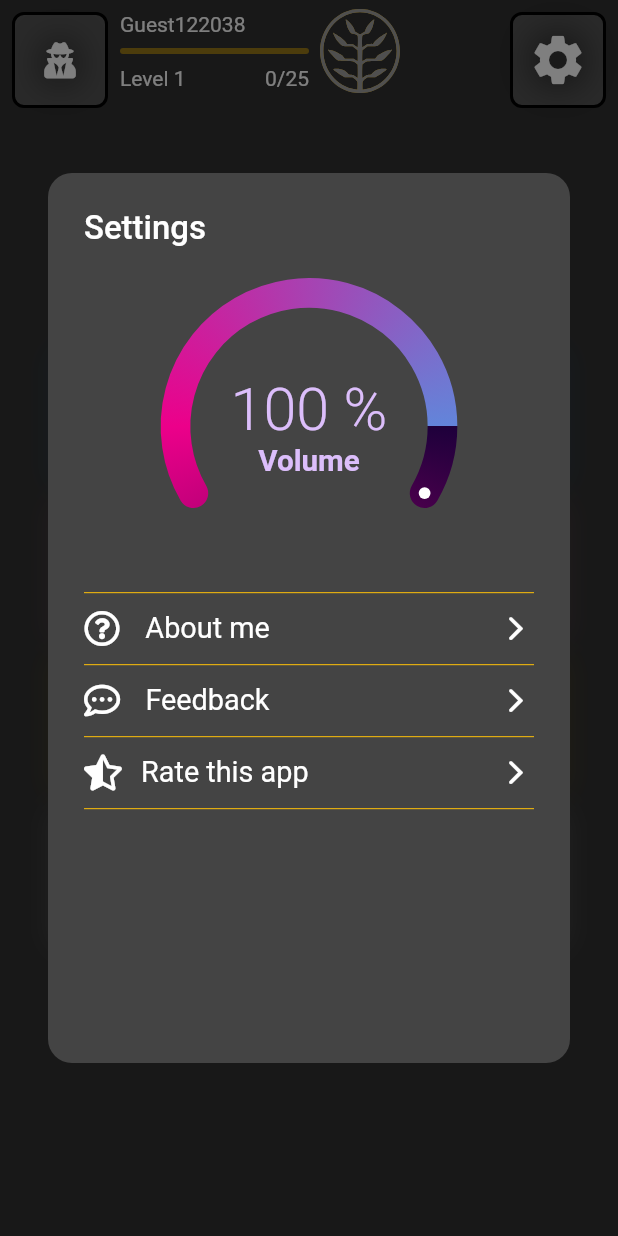
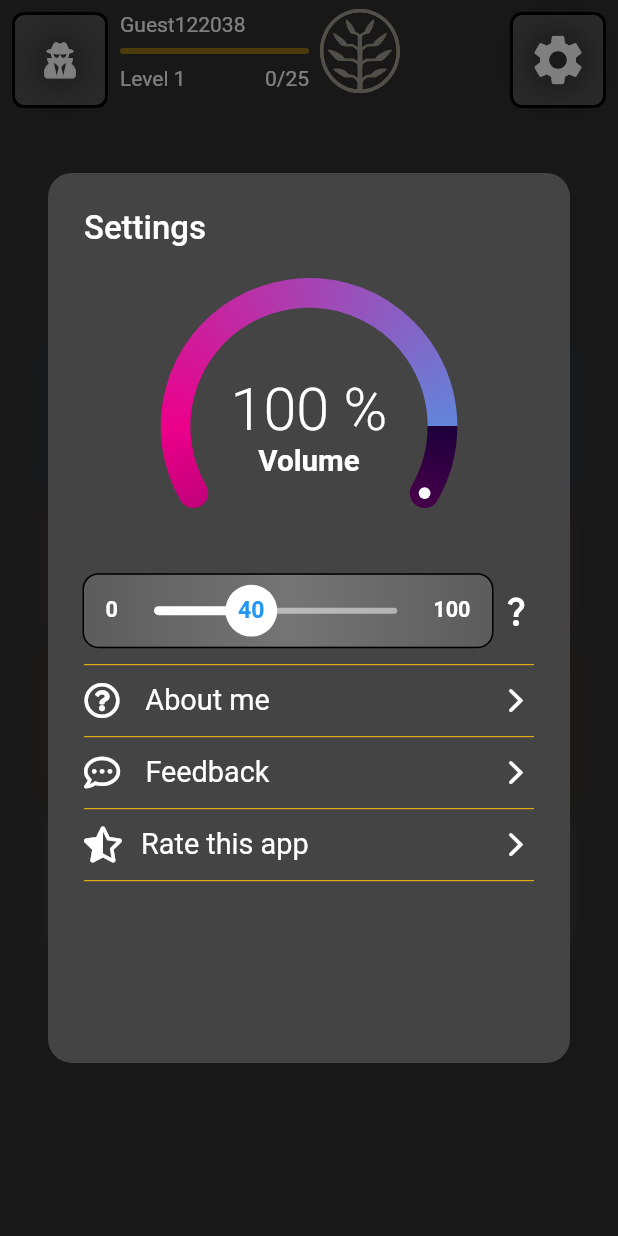
Before and after one commit to tolgasozbir/Invoker_Challenge, a Flutter app: the screen it shows after launch, after a tap on the "settings" icon, on a phone screen of 412 x 824 dp. Run offline on Flutter 3.47's test engine with Material 2 defaults, Android fonts, the phone set to English and light mode, and no system bars; drawn by our look-alikes of sleek_circular_slider; our stand-ins replace audioplayers, cloud_firestore, firebase_auth, firebase_core, flutter_svg, font_awesome_flutter and 3 more; missing offline and left inert: flutter_arc_text, splash; accounts and stored records are empty; statements that could not run were skipped; project files that could hold a hidden picture were left out.

Commit message:
User interface and folder changes. & Added new slider for ability buttons change height

```diff
--- a/lib/constants/app_colors.dart
+++ b/lib/constants/app_colors.dart
@@ -43,6 +43,12 @@ class AppColors {
     Colors.deepPurpleAccent
   ];
 
+  //hud slider
+  static const qwerHudSliderGradient = const [
+    Color(0xFF5C5C5C),
+    Color(0xFF757575),
+    Color(0xFF5C5C5C),
+  ];
 
   //Common colors
   static const Color transparent = Colors.transparent;
--- a/lib/constants/app_strings.dart
+++ b/lib/constants/app_strings.dart
@@ -58,6 +58,8 @@ class AppStrings {
   static const String succesSubmitScore = 'Your score has been sent successfully.';
   static const String feedbackInfoMessage = 'Your message must be at least 10 characters.';
   static const String feedbackSuccessMessage = 'Thank you! your feedback will help me improve your experience.';
+  static const String qwerHudInfoMessage1 = 'Adjusts the height of the quas, wex, exort, and invoke buttons.';
+  static const String qwerHudInfoMessage2 = 'The higher it is, the closer it is to the bottom.';
   static const String sbInfo = 'Info';
   static const String sbSuccess = 'Success';
   static const String sbError = 'Error';
--- a/lib/enums/local_storage_keys.dart
+++ b/lib/enums/local_storage_keys.dart
@@ -3,4 +3,5 @@ enum LocalStorageKey {
   userRecords,
   //int keys
   volume,
+  qwerHudHeight,
 }
--- a/lib/screens/dashboard/settings/settings_view.dart
+++ b/lib/screens/dashboard/settings/settings_view.dart
@@ -1,19 +1,18 @@
 import 'package:dota2_invoker/screens/dashboard/settings/feedback/feedback_view.dart';
 import 'package:dota2_invoker/utils/circular_reveal_page_route.dart';
+import 'package:dota2_invoker/widgets/sliders/qwer_hud_height_slider.dart';
 import 'package:flutter/cupertino.dart';
 import 'package:flutter/material.dart';
 import 'package:font_awesome_flutter/font_awesome_flutter.dart';
-import 'package:sleek_circular_slider/sleek_circular_slider.dart';
 
 import '../../../constants/app_colors.dart';
 import '../../../constants/app_strings.dart';
-import '../../../enums/local_storage_keys.dart';
 import '../../../extensions/context_extension.dart';
 import '../../../extensions/widget_extension.dart';
 import '../../../providers/user_manager.dart';
 import '../../../services/app_services.dart';
-import '../../../services/sound_manager.dart';
 import '../../../widgets/app_outlined_button.dart';
+import '../../../widgets/sliders/volume_slider.dart';
 import 'about_me/about_me.dart';
 
 class SettingsView extends StatelessWidget {
@@ -21,11 +20,11 @@ class SettingsView extends StatelessWidget {
 
   @override
   Widget build(BuildContext context) {
-    final size = context.dynamicHeight(0.24);
     return Center(
       child: Column(
         children: [
-          volumeSlider(size),
+          VolumeSlider(size: context.dynamicHeight(0.24)),
+          QWERHudHeightSlider(),
           divider(),
           menuItem(
             context: context,
@@ -54,38 +53,6 @@ class SettingsView extends StatelessWidget {
   }
 
   Divider divider() => const Divider(color: AppColors.amber, height: 24,);
-
-  SleekCircularSlider volumeSlider(double size) {
-    return SleekCircularSlider(
-      min: 0,
-      max: 100,
-      initialValue: SoundManager.instance.getVolume,
-      onChangeEnd: (value) async {
-        SoundManager.instance.setVolume(value);
-        await AppServices.instance.localStorageService.setIntValue(
-          LocalStorageKey.volume,
-          value.ceil().toInt()
-        );
-      },
-      appearance: CircularSliderAppearance(
-        size: size,
-        animDurationMultiplier: 1.6,
-        infoProperties: InfoProperties(
-          mainLabelStyle: TextStyle(
-            color: const Color.fromRGBO(220, 190, 251, 1),
-            fontSize: size / 5.0,
-            fontWeight: FontWeight.w300,
-          ),
-          bottomLabelText: AppStrings.volume,
-          bottomLabelStyle: TextStyle(
-            color: const Color.fromRGBO(220, 190, 251, 1),
-            fontSize: size / 10.0,
-            fontWeight: FontWeight.w600,
-          ),
-        ),
-      ),
-    );
-  }
 
   Widget menuItem({required BuildContext context, required IconData leading, required String text, VoidCallback? onTap}){
     return InkWell(
--- a/lib/utils/circular_reveal_page_route.dart
+++ b/lib/utils/circular_reveal_page_route.dart
@@ -2,7 +2,7 @@ import 'package:flutter/material.dart';
 
 Route circularRevealPageRoute(Widget routePage) {
   return PageRouteBuilder(
-    transitionDuration: const Duration(milliseconds: 1600),
+    transitionDuration: const Duration(milliseconds: 1200),
     reverseTransitionDuration: const Duration(milliseconds: 1200),
     opaque: false,
     barrierDismissible: false,
@@ -11,7 +11,7 @@ Route circularRevealPageRoute(Widget routePage) {
       final screenSize = MediaQuery.of(context).size;
       final center = Offset(screenSize.width/2, screenSize.height/2);
       final beginRadius = 0.0;
-      final endRadius = screenSize.height * 1.2;
+      final endRadius = screenSize.height * 0.8;
       final borderWidth = 16.0;
 
       final tween = Tween(begin: beginRadius, end: endRadius);
--- /dev/null
+++ b/lib/widgets/sliders/qwer_hud_height_slider.dart
@@ -0,0 +1,186 @@
+import 'package:dota2_invoker/constants/app_strings.dart';
+import 'package:dota2_invoker/enums/local_storage_keys.dart';
+import 'package:dota2_invoker/extensions/widget_extension.dart';
+import 'package:dota2_invoker/services/app_services.dart';
+import 'package:dota2_invoker/widgets/app_snackbar.dart';
+import 'package:flutter/material.dart';
+
+import '../../constants/app_colors.dart';
+
+class QWERHudHeightSlider extends StatefulWidget {
+  final double sliderHeight;
+  final int min;
+  final int max;
+  final bool fullWidth;
+
+  QWERHudHeightSlider({
+    this.sliderHeight = 48,
+    this.min = 0,
+    this.max = 100,
+    this.fullWidth = true
+  });
+
+  @override
+  _SliderWidgetState createState() => _SliderWidgetState();
+}
+
+class _SliderWidgetState extends State<QWERHudHeightSlider> {
+  double _value = 0;
+
+  @override
+  void initState() {
+    _value = AppServices.instance.localStorageService.getIntValue(LocalStorageKey.qwerHudHeight)?.toDouble() ?? 40;
+    super.initState();
+  }
+
+  SliderThemeData get sliderTheme {
+    return SliderTheme.of(context).copyWith(
+      activeTrackColor: AppColors.white,
+      inactiveTrackColor: AppColors.white.withOpacity(0.5),
+      overlayColor: AppColors.white.withOpacity(0.4),
+      trackHeight: 4.0,
+      thumbShape: _CustomSliderThumbCircle(
+        thumbRadius: widget.sliderHeight * 0.4,
+        min: widget.min,
+        max: widget.max,
+        thumbColor: AppColors.white,
+      ),
+    );
+  }
+
+  @override
+  Widget build(BuildContext context) {
+    double paddingFactor = 0.2;
+    if (widget.fullWidth) paddingFactor = 0.3;
+
+    return Row(
+      children: [
+        Container(
+          width: widget.fullWidth ? double.infinity : widget.sliderHeight * 5.5,
+          height: widget.sliderHeight,
+          decoration: BoxDecoration(
+            borderRadius: BorderRadius.circular(widget.sliderHeight * 0.2),
+            border: Border.all(strokeAlign: BorderSide.strokeAlignOutside),
+            gradient: LinearGradient(colors: AppColors.qwerHudSliderGradient),
+          ),
+          child: Row(
+            children: [
+              valueText(widget.min.toString()),
+              SliderTheme(
+                data: sliderTheme,
+                child: Slider(
+                value: _value,
+                min: widget.min.toDouble(),
+                max: widget.max.toDouble(),
+                onChanged: (value) => setState(() => _value = value),
+                onChangeEnd: (value) async {
+                  await AppServices.instance.localStorageService.setIntValue(
+                    LocalStorageKey.qwerHudHeight,
+                    value.truncate()
+                  );
+                },
+              )).wrapCenter().wrapExpanded(),
+              valueText(widget.max.toString())
+            ],
+          ).wrapPadding(EdgeInsets.symmetric(horizontal: widget.sliderHeight * paddingFactor)),
+        ).wrapExpanded(),
+        infoQuestionMark(),
+      ],
+    );
+  }
+
+  IconButton infoQuestionMark() {
+    return IconButton(
+      padding: EdgeInsets.only(left: 4),
+      constraints: BoxConstraints(),
+      icon: Icon(Icons.question_mark),
+      onPressed: () {
+        AppSnackBar.showSnackBarMessage(
+          text: AppStrings.qwerHudInfoMessage1,
+          snackBartype: SnackBarType.info,
+          duration: const Duration(milliseconds: 3000),
+        );
+        AppSnackBar.showSnackBarMessage(
+          text: AppStrings.qwerHudInfoMessage2,
+          snackBartype: SnackBarType.info,
+          duration: const Duration(milliseconds: 3000),
+        );
+      },
+    );
+  }
+
+  Text valueText(String text) {
+    return Text(
+      text,
+      textAlign: TextAlign.center,
+      style: TextStyle(
+        fontSize: widget.sliderHeight * 0.3,
+        fontWeight: FontWeight.w700,
+        color: Colors.white,
+      ),
+    );
+  }
+}
+
+class _CustomSliderThumbCircle extends SliderComponentShape {
+  final double thumbRadius;
+  final int min;
+  final int max;
+  final Color thumbColor;
+
+  const _CustomSliderThumbCircle({
+    required this.thumbRadius,
+    required this.min,
+    required this.max,
+    required this.thumbColor
+  });
+
+  @override
+  Size getPreferredSize(bool isEnabled, bool isDiscrete) => Size.fromRadius(thumbRadius);
+
+  @override
+  void paint(
+    PaintingContext context,
+    Offset center, {
+      required Animation<double> activationAnimation,
+      required Animation<double> enableAnimation,
+      required bool isDiscrete,
+      required TextPainter labelPainter,
+      required RenderBox parentBox,
+      required SliderThemeData sliderTheme,
+      required TextDirection textDirection,
+      required double value,
+      required double textScaleFactor,
+      required Size sizeWithOverflow,
+    }) {
+    final Canvas canvas = context.canvas;
+
+    final paint = Paint()
+      ..color = thumbColor
+      ..style = PaintingStyle.fill;
+
+    final span = TextSpan(
+      text: getValue(value),
+      style: TextStyle(
+        fontSize: thumbRadius * 0.8,
+        fontWeight: FontWeight.w700,
+        color: sliderTheme.thumbColor,
+      ),
+    );
+
+    final tp = TextPainter(
+      text: span,
+      textAlign: TextAlign.center,
+      textDirection: TextDirection.ltr
+    );
+    tp.layout();
+    final textCenter = Offset(center.dx - (tp.width / 2), center.dy - (tp.height / 2));
+
+    canvas.drawCircle(center, thumbRadius * 0.9, paint);
+    tp.paint(canvas, textCenter);
+  }
+
+  String getValue(double value) {
+    return (min+(max-min)*value).round().toString();
+  }
+}
--- /dev/null
+++ b/lib/widgets/sliders/volume_slider.dart
@@ -0,0 +1,46 @@
+import 'package:flutter/material.dart';
+import 'package:sleek_circular_slider/sleek_circular_slider.dart';
+
+import '../../constants/app_strings.dart';
+import '../../enums/local_storage_keys.dart';
+import '../../services/app_services.dart';
+import '../../services/sound_manager.dart';
+
+class VolumeSlider extends StatelessWidget {
+  const VolumeSlider({super.key, required this.size});
+
+  final double size;
+
+  @override
+  Widget build(BuildContext context) {
+    return SleekCircularSlider(
+      min: 0,
+      max: 100,
+      initialValue: SoundManager.instance.getVolume,
+      onChangeEnd: (value) async {
+        SoundManager.instance.setVolume(value);
+        await AppServices.instance.localStorageService.setIntValue(
+          LocalStorageKey.volume,
+          value.ceil().toInt()
+        );
+      },
+      appearance: CircularSliderAppearance(
+        size: size,
+        animDurationMultiplier: 1.6,
+        infoProperties: InfoProperties(
+          mainLabelStyle: TextStyle(
+            //color: Color(0xFFDCBEFB),
+            fontSize: size / 5.0,
+            fontWeight: FontWeight.w300,
+          ),
+          bottomLabelText: AppStrings.volume,
+          bottomLabelStyle: TextStyle(
+            //color: Color(0xFFDCBEFB),
+            fontSize: size / 10.0,
+            fontWeight: FontWeight.w600,
+          ),
+        ),
+      ),
+    );
+  }
+}
```
Also changed, not shown: lib/screens/dashboard/challanger/challanger_view.dart (+7 -5 lines), lib/widgets/app_snackbar.dart (+5 -7 lines), lib/widgets/game_ui_widget.dart (+18 -1 lines), lib/screens/splash/splash_view_model.dart (line endings or trailing spaces).
